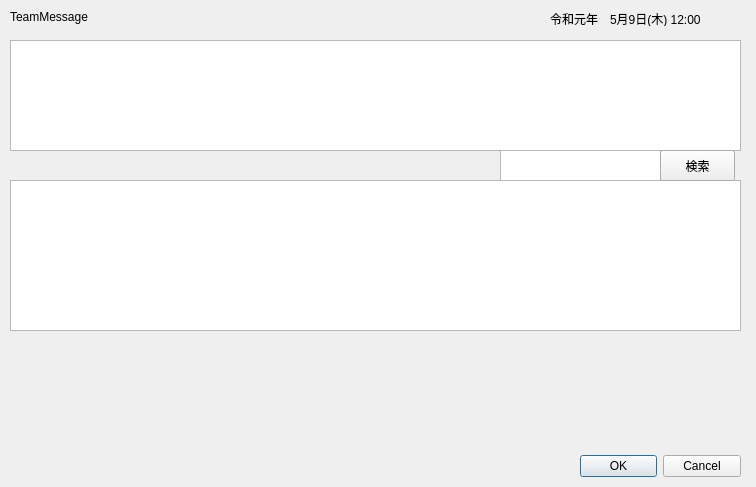
Old version of the form LinkBox.ui in the repository JFLABO/LinkBox.
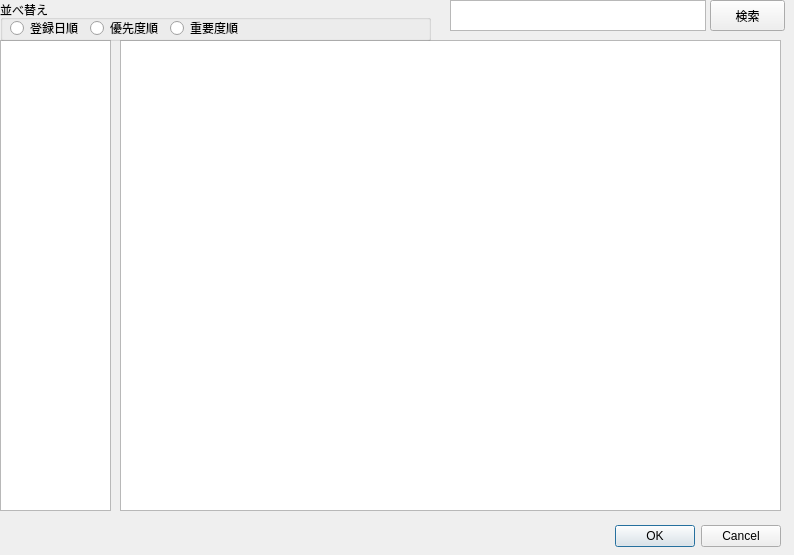
New version of the form.

What changed in the file:
```diff
--- a/LinkBox.ui
+++ b/LinkBox.ui
@@ -6,8 +6,8 @@
    <rect>
     <x>0</x>
     <y>0</y>
-    <width>756</width>
-    <height>487</height>
+    <width>794</width>
+    <height>555</height>
    </rect>
   </property>
   <property name="windowTitle">
@@ -16,9 +16,9 @@
   <widget class="QDialogButtonBox" name="buttonBox">
    <property name="geometry">
     <rect>
-     <x>580</x>
-     <y>450</y>
-     <width>161</width>
+     <x>610</x>
+     <y>520</y>
+     <width>171</width>
      <height>32</height>
     </rect>
    </property>
@@ -29,64 +29,22 @@
     <set>QDialogButtonBox::Cancel|QDialogButtonBox::Ok</set>
    </property>
   </widget>
-  <widget class="QTableView" name="tableView">
+  <widget class="QListView" name="listView">
    <property name="geometry">
     <rect>
-     <x>10</x>
+     <x>0</x>
      <y>40</y>
-     <width>731</width>
-     <height>111</height>
+     <width>111</width>
+     <height>471</height>
     </rect>
    </property>
   </widget>
-  <widget class="QLabel" name="label">
+  <widget class="QTextBrowser" name="textBrowser">
    <property name="geometry">
     <rect>
-     <x>550</x>
-     <y>10</y>
-     <width>191</width>
-     <height>16</height>
-    </rect>
-   </property>
-   <property name="text">
-    <string>令和元年　5月9日(木) 12:00</string>
-   </property>
-   <property name="alignment">
-    <set>Qt::AlignLeading|Qt::AlignLeft|Qt::AlignTop</set>
-   </property>
-  </widget>
-  <widget class="QLabel" name="label_2">
-   <property name="geometry">
-    <rect>
-     <x>10</x>
-     <y>10</y>
-     <width>541</width>
-     <height>31</height>
-    </rect>
-   </property>
-   <property name="text">
-    <string>TeamMessage</string>
-   </property>
-   <property name="alignment">
-    <set>Qt::AlignLeading|Qt::AlignLeft|Qt::AlignTop</set>
-   </property>
-  </widget>
-  <widget class="QTableView" name="tableView_2">
-   <property name="geometry">
-    <rect>
-     <x>10</x>
-     <y>180</y>
-     <width>731</width>
-     <height>151</height>
-    </rect>
-   </property>
-  </widget>
-  <widget class="QTextEdit" name="textEdit">
-   <property name="geometry">
-    <rect>
-     <x>500</x>
-     <y>150</y>
-     <width>161</width>
+     <x>450</x>
+     <y>0</y>
+     <width>256</width>
      <height>31</height>
     </rect>
    </property>
@@ -94,8 +52,8 @@
   <widget class="QPushButton" name="pushButton">
    <property name="geometry">
     <rect>
-     <x>660</x>
-     <y>150</y>
+     <x>710</x>
+     <y>0</y>
      <width>75</width>
      <height>31</height>
     </rect>
@@ -104,6 +62,68 @@
     <string>検索</string>
    </property>
   </widget>
+  <widget class="QTableView" name="tableView">
+   <property name="geometry">
+    <rect>
+     <x>120</x>
+     <y>40</y>
+     <width>661</width>
+     <height>471</height>
+    </rect>
+   </property>
+  </widget>
+  <widget class="QGroupBox" name="groupBox">
+   <property name="geometry">
+    <rect>
+     <x>0</x>
+     <y>0</y>
+     <width>431</width>
+     <height>41</height>
+    </rect>
+   </property>
+   <property name="title">
+    <string>並べ替え</string>
+   </property>
+   <widget class="QRadioButton" name="radioButton">
+    <property name="geometry">
+     <rect>
+      <x>10</x>
+      <y>20</y>
+      <width>86</width>
+      <height>16</height>
+     </rect>
+    </property>
+    <property name="text">
+     <string>登録日順</string>
+    </property>
+   </widget>
+   <widget class="QRadioButton" name="radioButton_2">
+    <property name="geometry">
+     <rect>
+      <x>90</x>
+      <y>20</y>
+      <width>86</width>
+      <height>16</height>
+     </rect>
+    </property>
+    <property name="text">
+     <string>優先度順</string>
+    </property>
+   </widget>
+   <widget class="QRadioButton" name="radioButton_3">
+    <property name="geometry">
+     <rect>
+      <x>170</x>
+      <y>20</y>
+      <width>86</width>
+      <height>16</height>
+     </rect>
+    </property>
+    <property name="text">
+     <string>重要度順</string>
+    </property>
+   </widget>
+  </widget>
  </widget>
  <resources/>
  <connections>
```
